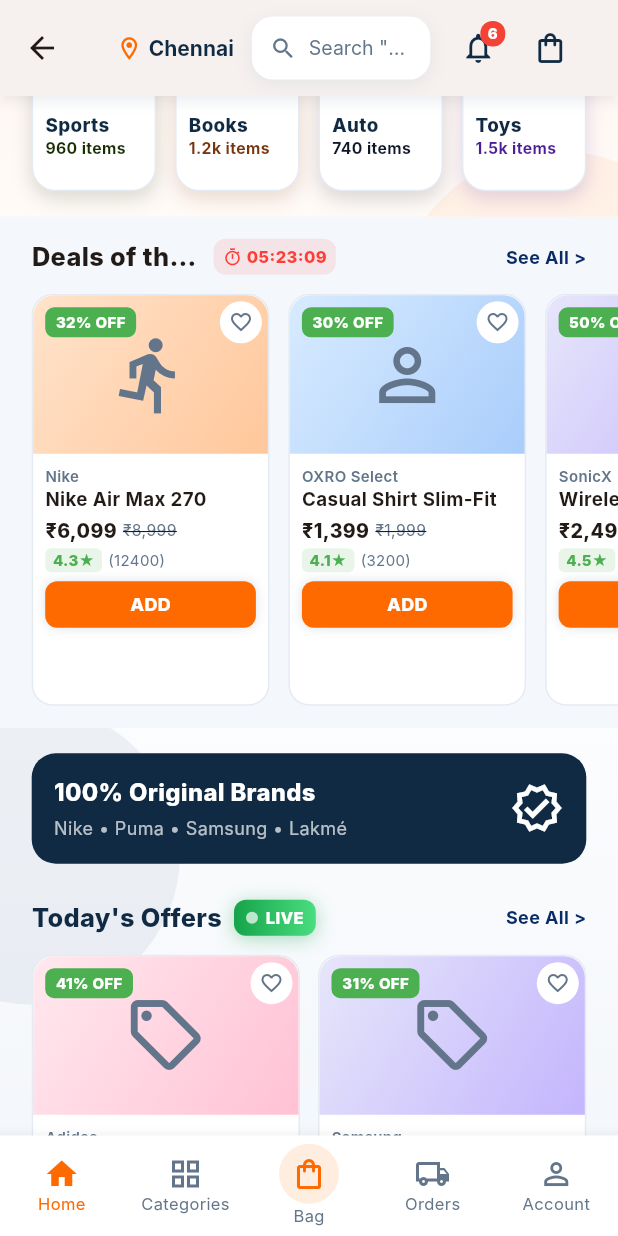
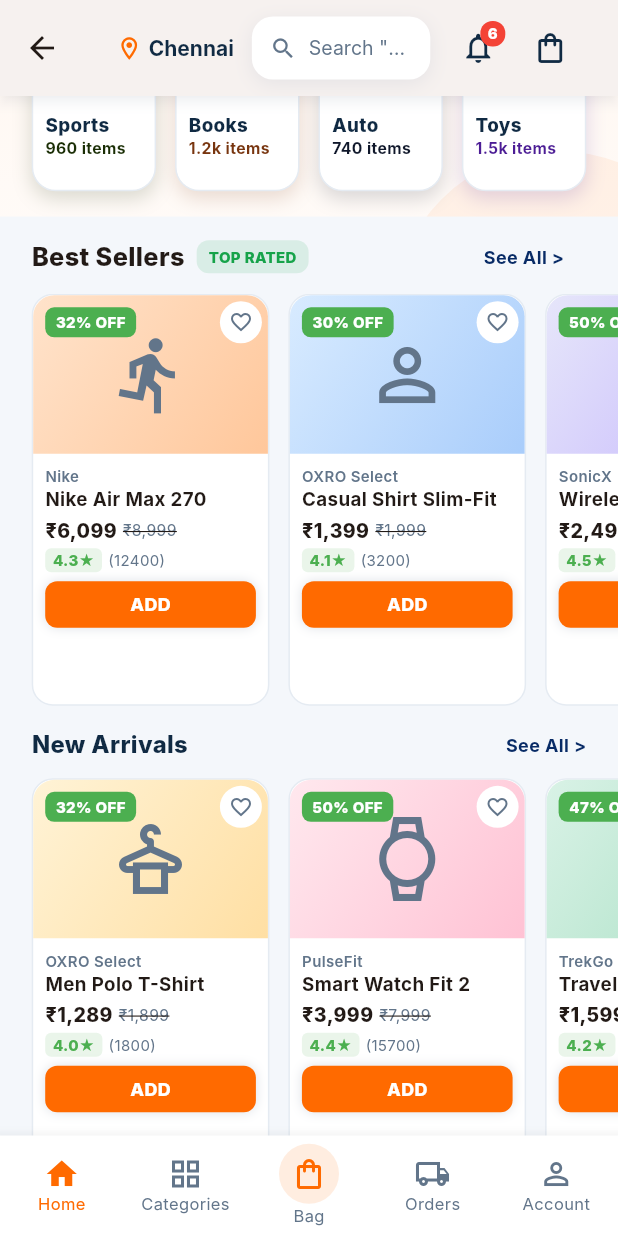
Before and after one commit to inovexglobalsolution-max/OXRO, a Flutter app: the HomeScreen screen opened directly, scrolled down 576 dp, on a phone screen of 412 x 824 dp. Run offline on Flutter 3.47's test engine with Material 3 defaults, Android fonts, the phone set to English and light mode, and no system bars; our stand-ins replace geolocator, shared_preferences; accounts and stored records are empty; Roboto replaces fonts that are missing (Inter).

Commit message:
home rails Best Sellers + New Arrivals + Recently Viewed, countdown removed, hero dup fix

```diff
--- a/lib/features/home/presentation/screens/home_screen.dart
+++ b/lib/features/home/presentation/screens/home_screen.dart
@@ -55,7 +55,6 @@
   late final PageController _bannerCtrl;
   Timer? _bannerTimer;
   Timer? _dealTimer;
-  late DateTime _dealEndsAt;
   bool _liveBlink = true;
 
   // Blinkit-style rotating search hint (fashion catalogue).
@@ -111,9 +110,7 @@
         curve: Curves.easeOutCubic,
       );
     });
-    _dealEndsAt = DateTime.now().add(
-      const Duration(hours: 5, minutes: 23, seconds: 11),
-    );
+    // LIVE badge blink (Blinkit-style, no countdown).
     _dealTimer = Timer.periodic(
         const Duration(seconds: 1), (_) {
       if (mounted) {
@@ -193,17 +190,6 @@
       setState(() => _tab = i);
       _tabFade.forward().then((_) => _switching = false);
     });
-  }
-
-  String get _countdown {
-    final left = _dealEndsAt.difference(DateTime.now());
-    if (left.isNegative) return '00:00:00';
-    final h = left.inHours.toString().padLeft(2, '0');
-    final m =
-        (left.inMinutes % 60).toString().padLeft(2, '0');
-    final s =
-        (left.inSeconds % 60).toString().padLeft(2, '0');
-    return '$h:$m:$s';
   }
 
   void _soon(String what) {
@@ -929,7 +915,7 @@
                 ),
               ),
               SizedBox(height: context.rs(16)),
-              // Deals of the Day.
+              // Best Sellers rail (Blinkit pattern, no countdown).
               _in(
                 0.5,
                 Container(
@@ -944,7 +930,7 @@
                         child: Row(
                           children: [
                             Flexible(
-                              child: Text('Deals of the Day',
+                              child: Text('Best Sellers',
                                   maxLines: 1,
                                   overflow:
                                       TextOverflow.ellipsis,
@@ -958,35 +944,39 @@
                             Container(
                               padding:
                                   const EdgeInsets.symmetric(
-                                      horizontal: 6,
+                                      horizontal: 8,
                                       vertical: 4),
                               decoration: BoxDecoration(
-                                color: OxroColors.red
-                                    .withValues(alpha: 0.1),
+                                color: OxroColors.green
+                                    .withValues(alpha: 0.12),
                                 borderRadius:
                                     BorderRadius.circular(8),
                               ),
-                              child: Row(
-                                mainAxisSize: MainAxisSize.min,
-                                children: [
-                                  const Icon(
-                                      Icons.timer_outlined,
-                                      size: 13,
-                                      color: OxroColors.red),
-                                  const SizedBox(width: 3),
-                                  Text(_countdown,
-                                      style: const TextStyle(
-                                          fontSize: 11,
-                                          fontWeight:
-                                              FontWeight.w800,
-                                          color: OxroColors.red)),
-                                ],
-                              ),
+                              child: const Text('TOP RATED',
+                                  style: TextStyle(
+                                      fontSize: 10,
+                                      fontWeight:
+                                          FontWeight.w800,
+                                      color:
+                                          OxroColors.green)),
                             ),
                             const Spacer(),
                             GestureDetector(
-                              onTap: () =>
-                                  _soon('All deals'),
+                              onTap: () => pushScreen(
+                                context,
+                                ProductListingScreen(
+                                  title:
+                                      "Today's Offers",
+                                  leafs: const [
+                                    'Electronics',
+                                    'Fashion',
+                                    'Home & Kitchen',
+                                    'Beauty'
+                                  ],
+                                  icon: Icons
+                                      .local_offer_outlined,
+                                ),
+                              ),
                               child: const Text('See All >',
                                   maxLines: 1,
                                   style: TextStyle(
@@ -1010,7 +1000,55 @@
                               SizedBox(
                                   width: context.rs(12)),
                           itemBuilder: (_, i) =>
-                              _dealCard(homeDeals[i]),
+                              _dealCard(homeDeals[i], hero: false),
+                        ),
+                      ),
+                      SizedBox(height: context.rs(14)),
+                      Padding(
+                        padding: EdgeInsets.symmetric(
+                            horizontal: context.padX),
+                        child: Row(
+                          children: [
+                            Text('New Arrivals',
+                                style: TextStyle(
+                                    fontSize:
+                                        context.font(15),
+                                    fontWeight:
+                                        FontWeight.w800,
+                                    color: OxroColors.dark)),
+                            const Spacer(),
+                            GestureDetector(
+                              key: const ValueKey(
+                                  'new_arrivals_see_all'),
+                              onTap: () => _soon(
+                                  'New arrivals'),
+                              child: const Text('See All >',
+                                  style: TextStyle(
+                                      fontSize: 12,
+                                      fontWeight:
+                                          FontWeight.w700,
+                                      color: OxroColors.blue)),
+                            ),
+                          ],
+                        ),
+                      ),
+                      SizedBox(height: context.rs(10)),
+                      SizedBox(
+                        height: context.rs(260),
+                        child: ListView.separated(
+                          scrollDirection: Axis.horizontal,
+                          padding: EdgeInsets.symmetric(
+                              horizontal: context.padX),
+                          itemCount: homeDeals.length,
+                          separatorBuilder: (context, _) =>
+                              SizedBox(
+                                  width: context.rs(12)),
+                          itemBuilder: (_, i) => _dealCard(
+                              homeDeals[
+                                  homeDeals.length -
+                                      1 -
+                                      i],
+                              hero: false),
                         ),
                       ),
                     ],
@@ -1069,6 +1107,65 @@
             ],
           ),
         ),
+              // Recently Viewed rail (Blinkit Order-Again feel).
+              SliverToBoxAdapter(
+                child: Column(
+                  crossAxisAlignment:
+                      CrossAxisAlignment.start,
+                  children: [
+                    Padding(
+                      padding: EdgeInsets.symmetric(
+                          horizontal: context.padX),
+                      child: Row(
+                        children: [
+                          Text('Recently Viewed',
+                              style: TextStyle(
+                                  fontSize:
+                                      context.font(15),
+                                  fontWeight:
+                                      FontWeight.w800,
+                                  color: OxroColors.dark)),
+                          const Spacer(),
+                          GestureDetector(
+                            key: const ValueKey(
+                                'recent_see_all'),
+                            onTap: () =>
+                                _soon('Recently viewed'),
+                            child: const Text('See All >',
+                                style: TextStyle(
+                                    fontSize: 12,
+                                    fontWeight:
+                                        FontWeight.w700,
+                                    color: OxroColors.blue)),
+                          ),
+                        ],
+                      ),
+                    ),
+                    SizedBox(height: context.rs(10)),
+                    SizedBox(
+                      height: context.rs(260),
+                      child: ListView.separated(
+                        key: const ValueKey(
+                            'recent_rail'),
+                        scrollDirection:
+                            Axis.horizontal,
+                        padding: EdgeInsets.symmetric(
+                            horizontal: context.padX),
+                        itemCount: homeDeals.length > 4
+                            ? 4
+                            : homeDeals.length,
+                        separatorBuilder: (context, _) =>
+                            SizedBox(
+                                width:
+                                    context.rs(12)),
+                        itemBuilder: (_, i) => _dealCard(
+                            homeDeals[i], hero: false),
+                      ),
+                    ),
+                    SizedBox(height: context.rs(16)),
+                  ],
+                ),
+              ),
               // Today's Offers — infinite product feed.
               // Scroll pannu panna products show agum.
               SliverToBoxAdapter(
@@ -1249,7 +1346,8 @@
     );
   }
 
-  Widget _dealCard(Product p, {bool feedKey = false}) {
+  Widget _dealCard(Product p,
+      {bool feedKey = false, bool hero = true}) {
     return PressScale(
       key: feedKey ? ValueKey('home_feed_${p.id}') : null,
       onTap: () =>
@@ -1266,7 +1364,9 @@
           children: [
             Stack(
               children: [
-                Hero(
+                HeroMode(
+                  enabled: hero,
+                  child: Hero(
                   tag: 'pdp_image_${p.id}',
                   child: Container(
                     height: context.rs(100),
@@ -1283,6 +1383,7 @@
                     child: Icon(p.icon,
                         size: 56, color: OxroColors.muted),
                   ),
+                ),
                 ),
                 Positioned(
                   left: 8,
```
Also changed, not shown: 1 other file.
